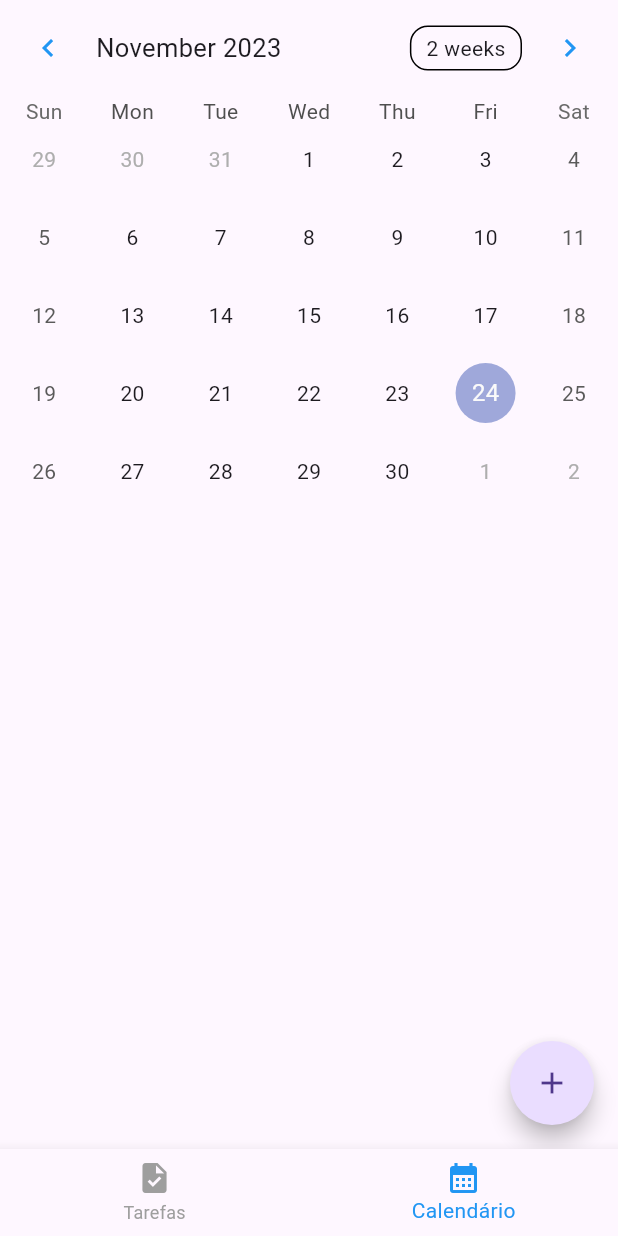
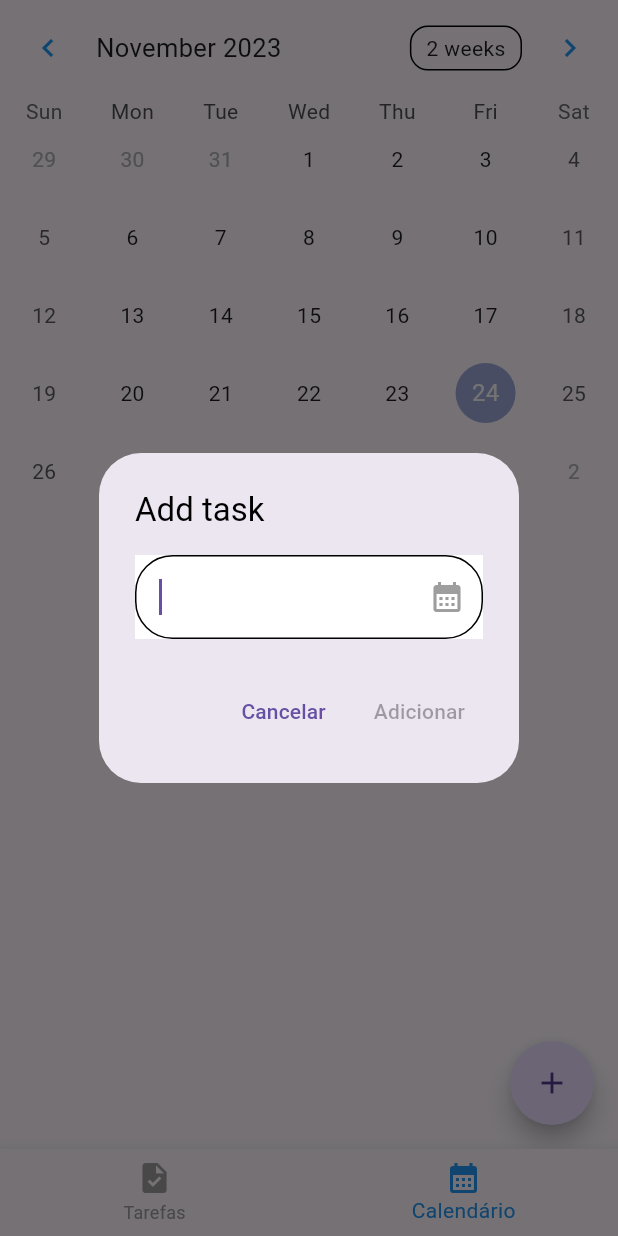
Before and after one commit to DenerOliveira1/lista_de_tarefas, a Flutter app: the screen it shows after launch, item 2 of the bottom bar chosen, after a tap on the "add" icon, on a phone screen of 412 x 824 dp. Run offline on Flutter 3.47's test engine with Material 3 defaults, Android fonts, the phone set to English and light mode, and no system bars; drawn by our look-alikes of table_calendar; our stand-ins replace flutter_mobx, get_it, go_router, localize_and_translate, mobx, shared_preferences; generated files the repository leaves out were written again.

Commit message:
Ajuste para deixar a tela de adicionar task como um alertDialog

```diff
--- a/lib/main.dart
+++ b/lib/main.dart
@@ -61,18 +61,19 @@ class MyApp extends StatelessWidget {
             errorBorder: OutlineInputBorder(borderSide: BorderSide(color: AppColors.inputBorderColor, width: 1), borderRadius: BorderRadius.all(Radius.circular(25))),
             focusedBorder: OutlineInputBorder(borderSide: BorderSide(color: AppColors.inputBorderColor, width: 1), borderRadius: BorderRadius.all(Radius.circular(25))),
             focusedErrorBorder: OutlineInputBorder(borderSide: BorderSide(color: AppColors.inputBorderColor, width: 1), borderRadius: BorderRadius.all(Radius.circular(25))),
-              /*labelStyle: TextStyle(color: AppColors.inputTextColor),
+            labelStyle: TextStyle(color: AppColors.inputTextColor),
               floatingLabelStyle: TextStyle(color: AppColors.inputTextColor),
               helperStyle: TextStyle(color: AppColors.inputTextColor),
               hintStyle: TextStyle(color: AppColors.inputTextColor),
               errorStyle: TextStyle(color: AppColors.inputTextColor),
               prefixStyle: TextStyle(color: AppColors.inputTextColor),
-              suffixStyle: TextStyle(color: AppColors.inputTextColor),*/
+              suffixStyle: TextStyle(color: AppColors.inputTextColor),
             //filled: true,
             //fillColor: Colors.orange
           ),
-            textTheme: TextTheme(
-              headline1: TextStyle(color: AppColors.inputTextColor),
+          textTheme: const TextTheme(
+            titleMedium: TextStyle(color: AppColors.inputTextColor),
+            titleLarge: TextStyle(color: AppColors.inputTextColor),
           ),
           /*primaryColor: Colors.white,
           colorScheme: const ColorScheme(
@@ -102,25 +103,12 @@ class MyApp extends StatelessWidget {
           iconTheme: const IconThemeData(
             color: AppColors.iconColor,
           ),
-            iconButtonTheme: IconButtonThemeData(
-              style: ButtonStyle(
-                iconColor: MaterialStateProperty.resolveWith<Color>(
-                  (Set<MaterialState> states) {
-                    if (states.contains(MaterialState.disabled)) {
-                      return AppColors.disabledColor;
-                    }
-
-                    return AppColors.iconColor;
-                  },
+          dialogBackgroundColor: AppColors.backgroundColor,
+          bottomNavigationBarTheme: const BottomNavigationBarThemeData(
+            selectedItemColor: AppColors.iconColor,
+            unselectedItemColor: AppColors.disabledColor,
           ),
         ),
-            ),
-            /*textTheme: const TextTheme(
-            titleSmall: TextStyle(
-              color: AppColors.textSecondaryColor,
-            ), // Estilo para os campos de texto
-          ),*/
-            bottomNavigationBarTheme: const BottomNavigationBarThemeData(selectedItemColor: AppColors.iconColor, unselectedItemColor: AppColors.disabledColor)),
         routerConfig: routers,
       ),
     );
--- a/lib/screens/home/calendar_tab.dart
+++ b/lib/screens/home/calendar_tab.dart
@@ -1,4 +1,5 @@
 import 'package:flutter/material.dart';
+import 'package:flutter_mobx/flutter_mobx.dart';
 import 'package:get_it/get_it.dart';
 
 import '../../stores/stores.dart';
@@ -23,9 +24,34 @@ class CalendarTab extends StatelessWidget {
       floatingActionButton: FloatingActionButton(
         child: const Icon(Icons.add),
         onPressed: () {
-          pageViewStore.scaffoldKey.currentState?.showBottomSheet<void>((context) {
+          showDialog(
+            context: context,
+            builder: (context) {
+              final TaskStore taskStore = TaskStore();
+
+              return AlertDialog(
+                title: Text("Add task", style: Theme.of(context).textTheme.titleLarge,),
+                content: AddTaskWidget(taskStore),
+                actions: [
+                  TextButton(
+                    onPressed: () => Navigator.of(context).pop(),
+                    child: Text("Cancelar"),
+                  ),
+                  Observer(
+                    builder: (context) {
+                      return TextButton(
+                        onPressed: taskStore.savePressed,
+                        child: Text("Adicionar"),
+                      );
+                    }
+                  ),
+                ],
+              );
+            },
+          );
+          /*pageViewStore.scaffoldKey.currentState?.showBottomSheet<void>((context) {
             return AddTaskWidget();
-          });
+          });*/
         },
       ),
     );
--- a/lib/shared/app_colors.dart
+++ b/lib/shared/app_colors.dart
@@ -5,10 +5,10 @@ class AppColors {
   static const snackBarBackgroundErrorColor = Color(0xfff44336);
   static const disabledColor = Colors.grey;
   static const iconColor = Colors.blue;
-  static const inputBorderColor = Colors.white;
-  static const inputTextColor = Colors.white;
+  static const inputBorderColor = Colors.black;
+  static const inputTextColor = Colors.black;
   static const boxBorderColor = Colors.black;
   static const textPrimaryColor = Colors.black;
   static const textSecondaryColor = Colors.white;
-  static const backgroundColor = Colors.black;
+  static const backgroundColor = Colors.white;
 }
```
Also changed, not shown: lib/screens/home/widgets/add_task_widget.dart (+3 -62 lines), lib/stores/task_store.dart (+18 -11 lines). Lines whose indentation alone changed are shown as unchanged.
